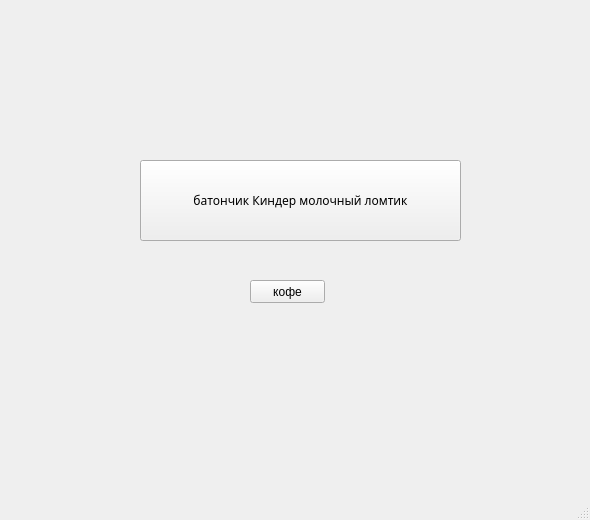
Old version of the form ui.ui in the repository EgorKreep88/coffee.
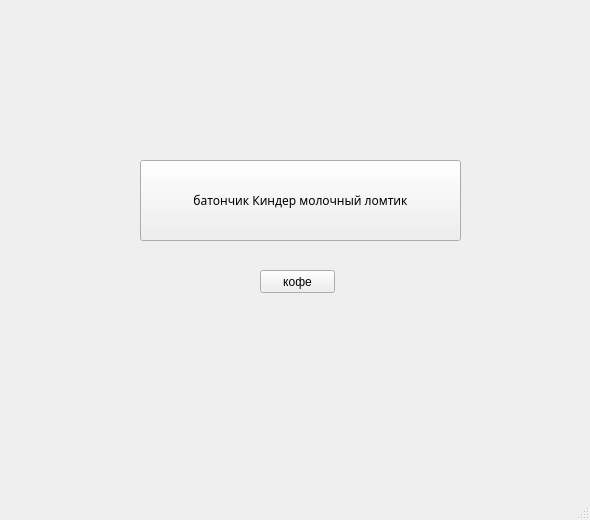
New version of the form.

```diff
--- a/ui.ui
+++ b/ui.ui
@@ -41,8 +41,8 @@
    <widget class="QPushButton" name="btnEditCoffee">
     <property name="geometry">
      <rect>
-      <x>250</x>
-      <y>280</y>
+      <x>260</x>
+      <y>270</y>
       <width>75</width>
       <height>23</height>
      </rect>
```
